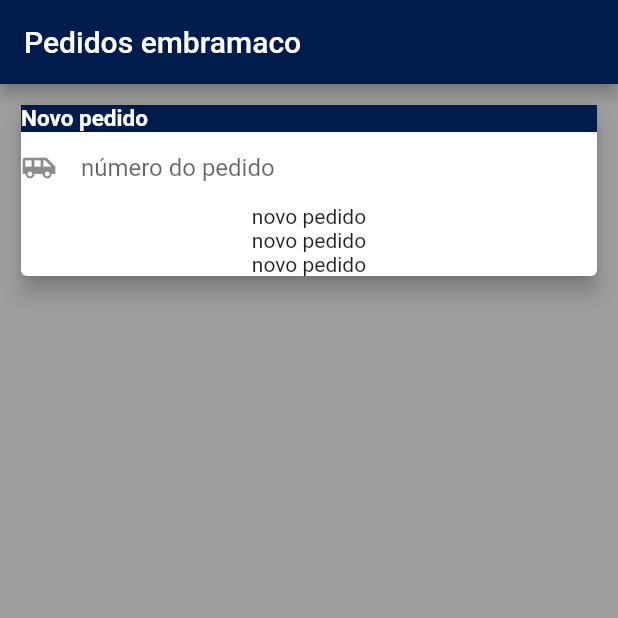
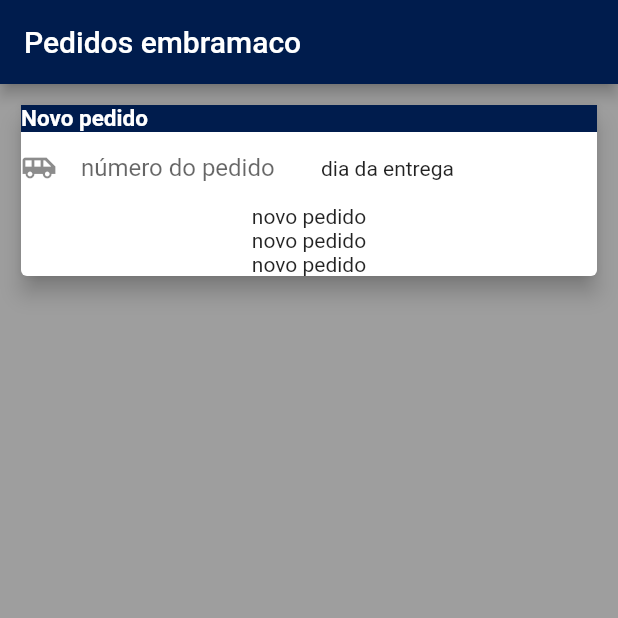
Before and after one commit to jonatas101/acro, a Flutter app: the screen it shows after launch, on a phone screen of 412 x 824 dp, the top half of it. Run offline on Flutter 3.47's test engine with Material 2 defaults, Android fonts, the phone set to English and light mode, and no system bars.

Commit message:
começando implementação do datePicker

```diff
--- a/lib/widgets/novo_pedido.dart
+++ b/lib/widgets/novo_pedido.dart
@@ -32,6 +32,7 @@
                     ),
                   ),
                 ),
+                Text('dia da entrega')
               ],
             ),
             Text('novo pedido'),
```
